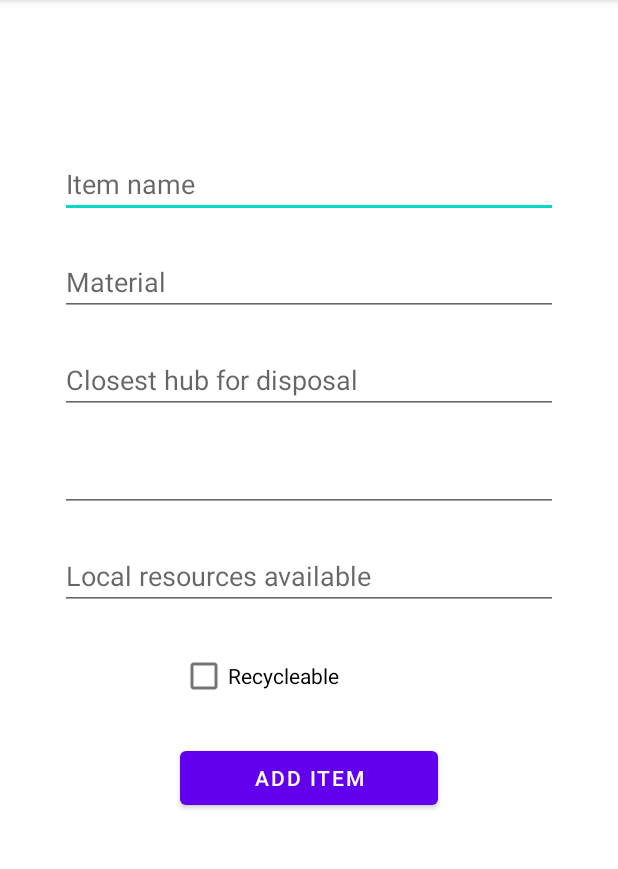
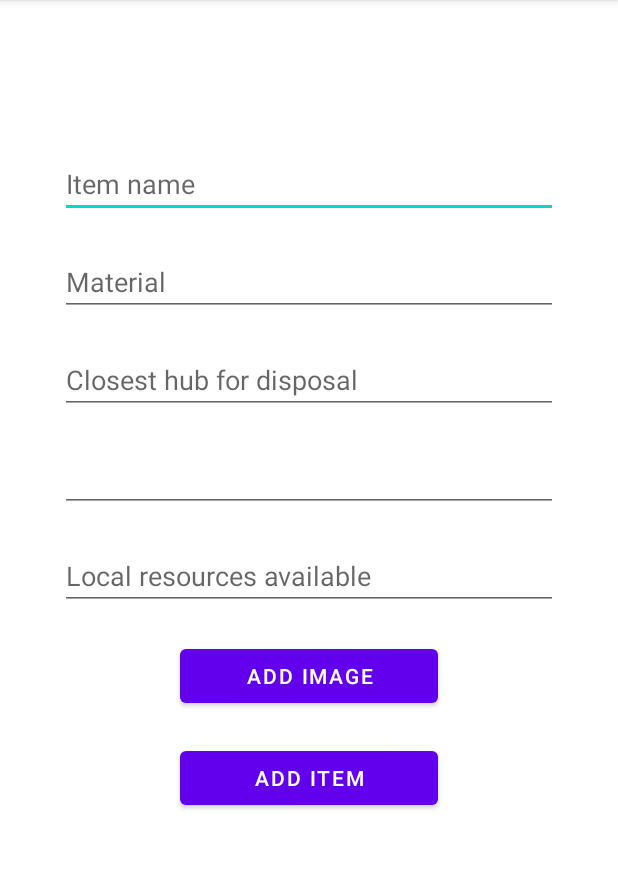
Before and after one commit to ashishsaranshakya/Waste-Management, an Android app: the NewItemActivity screen opened directly, with no data from a screen before it, on a phone screen of 412 x 824 dp, the part 84-953 px from its top. Run offline under Robolectric (Android 15) with nearby library versions, the phone set to English and light mode, and no system bars; our stand-ins replace Firebase (no records; nobody signed in at launch, a user with empty details on screens opened directly).

Commit message:
add functionality to upload image of item

```diff
--- a/app/build.gradle
+++ b/app/build.gradle
@@ -43,7 +43,12 @@ dependencies {
     implementation 'androidx.lifecycle:lifecycle-livedata-ktx:2.4.1'
     implementation 'androidx.lifecycle:lifecycle-viewmodel-ktx:2.4.1'
     implementation 'com.google.firebase:firebase-firestore:24.1.1'
+    implementation 'com.google.firebase:firebase-storage:20.0.1'
     testImplementation 'junit:junit:4.13.2'
     androidTestImplementation 'androidx.test.ext:junit:1.1.5'
     androidTestImplementation 'androidx.test.espresso:espresso-core:3.5.1'
+
+    implementation 'com.github.bumptech.glide:glide:4.12.0'
+    annotationProcessor 'com.github.bumptech.glide:compiler:4.12.0'
+
 }
--- a/app/src/main/AndroidManifest.xml
+++ b/app/src/main/AndroidManifest.xml
@@ -4,6 +4,10 @@
 
     <uses-permission android:name="android.permission.INTERNET" />
     <uses-permission android:name="android.permission.ACCESS_NETWORK_STATE" />
+    <uses-permission android:name="android.permission.READ_EXTERNAL_STORAGE"
+        android:maxSdkVersion="32" />
+    <uses-permission android:name="android.permission.WRITE_EXTERNAL_STORAGE"
+        android:maxSdkVersion="29" />
 
     <application
         android:allowBackup="true"
--- a/app/src/main/java/dev/ashishshakya/wastemanagement/ItemActivity.java
+++ b/app/src/main/java/dev/ashishshakya/wastemanagement/ItemActivity.java
@@ -3,7 +3,10 @@ package dev.ashishshakya.wastemanagement;
 import androidx.appcompat.app.AppCompatActivity;
 
 import android.os.Bundle;
+import android.widget.ImageView;
 import android.widget.TextView;
+
+import com.bumptech.glide.Glide;
 
 public class ItemActivity extends AppCompatActivity {
 
@@ -18,5 +21,8 @@ public class ItemActivity extends AppCompatActivity {
         ((TextView)findViewById(R.id.alternative_use)).setText(String.format("Alternative use for item:\n%s", bundle.getString("alternativeUse")));
         ((TextView)findViewById(R.id.local_resources)).setText(String.format("Locally available resources:\n%s", bundle.getString("localResources")));
         ((TextView)findViewById(R.id.recycleable)).setText(String.format("Is the item recyclable: %s", bundle.getBoolean("recycleable")));
+        Glide.with(this).load(bundle.getString("imageUrl")).into((ImageView) findViewById(R.id.item_image));
+
+
     }
 }
--- a/app/src/main/java/dev/ashishshakya/wastemanagement/MainActivity.java
+++ b/app/src/main/java/dev/ashishshakya/wastemanagement/MainActivity.java
@@ -148,6 +148,7 @@ public class MainActivity extends AppCompatActivity {
             bundle.putString("alternativeUse",item.getMethodToRecycle_alternativeUse());
             bundle.putString("localResources",item.getLocalResourcesAvailable());
             bundle.putBoolean("recycleable",item.isRecycleable());
+            bundle.putString("imageUrl",item.getImageUrl());
             startActivity(new Intent(MainActivity.this,ItemActivity.class).putExtras(bundle));
         });
     }
--- a/app/src/main/res/layout/activity_item.xml
+++ b/app/src/main/res/layout/activity_item.xml
@@ -1,6 +1,7 @@
 <?xml version="1.0" encoding="utf-8"?>
 <androidx.constraintlayout.widget.ConstraintLayout xmlns:android="http://schemas.android.com/apk/res/android"
     xmlns:app="http://schemas.android.com/apk/res-auto"
+    xmlns:tools="http://schemas.android.com/tools"
     style="@style/Widget.WasteManagement.BottomNavigationView"
     android:layout_width="match_parent"
     android:layout_height="match_parent"
--- a/app/src/main/res/layout/activity_new_item.xml
+++ b/app/src/main/res/layout/activity_new_item.xml
@@ -83,7 +83,7 @@
         android:id="@+id/item_add"
         android:layout_width="wrap_content"
         android:layout_height="wrap_content"
-        android:layout_below="@+id/recycleable"
+        android:layout_below="@+id/add_image"
         android:layout_alignParentStart="true"
         android:layout_alignParentEnd="true"
         android:layout_marginHorizontal="120dp"
@@ -91,4 +91,19 @@
         android:text="Add item" />
 
 
+    <Button
+        android:id="@+id/add_image"
+        android:layout_width="wrap_content"
+        android:layout_height="wrap_content"
+        android:layout_below="@+id/item_localResourcesAvailable"
+        android:layout_alignParentStart="true"
+        android:layout_alignParentEnd="true"
+        android:layout_marginTop="20dp"
+        android:text="Add image"
+        android:layout_marginHorizontal="120dp"
+        app:layout_constraintEnd_toEndOf="parent"
+        app:layout_constraintStart_toStartOf="parent"
+        app:layout_constraintTop_toBottomOf="@+id/recycleable" />
+
+
 </RelativeLayout>
```
Also changed, not shown: app/src/main/java/dev/ashishshakya/wastemanagement/Item.java (+13 -1 lines), app/src/main/java/dev/ashishshakya/wastemanagement/NewItemActivity.java (+110 -5 lines).
